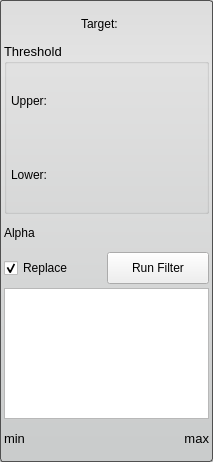
Before: the Qt Designer form Interface/ToolInterface/HistogramEqualizationFilterInterface.ui in jessdtate/Seg3D, drawn with Qt 5.
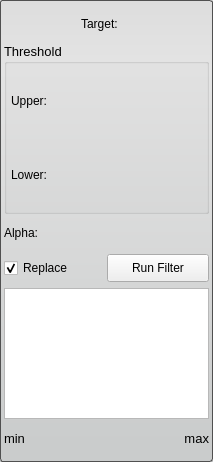
After: the same form once the commit is applied.

Commit message: updates for adding filter actions, some filter actions

Patch:
```diff
--- a/Interface/ToolInterface/HistogramEqualizationFilterInterface.ui
+++ b/Interface/ToolInterface/HistogramEqualizationFilterInterface.ui
@@ -177,7 +177,7 @@
      <item>
       <widget class="QLabel" name="alphaLabel">
        <property name="text">
-        <string>Alpha</string>
+        <string>Alpha:</string>
        </property>
       </widget>
      </item>
@@ -215,13 +215,13 @@
        <property name="minimumSize">
         <size>
          <width>0</width>
-         <height>32</height>
+         <height>28</height>
         </size>
        </property>
        <property name="maximumSize">
         <size>
          <width>16777215</width>
-         <height>32</height>
+         <height>28</height>
         </size>
        </property>
        <property name="text">
```
Left out of the diff: 8 changed lines with no effect on the pictures. The commit also changes 57 other files.
